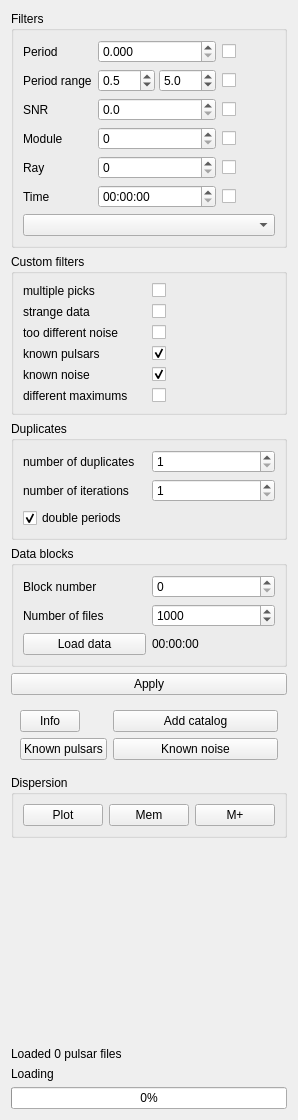
First picture: the form in src/analytics.ui, repository vtyulb/BSA-Analytics, before the edit.
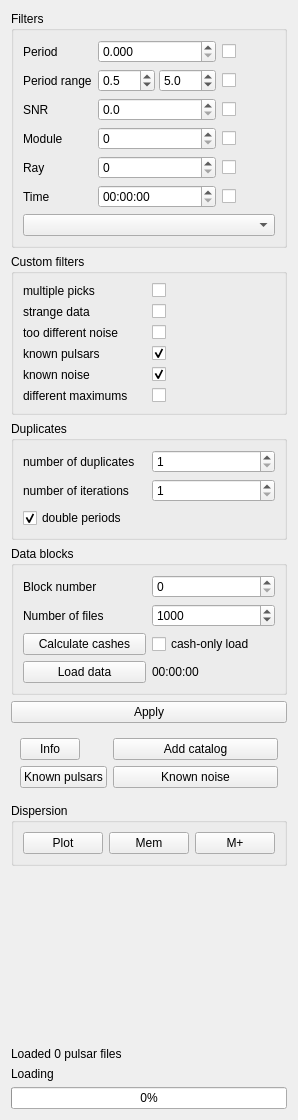
Second picture: the form after the edit.

Commit message: white cash

```diff
--- a/src/analytics.ui
+++ b/src/analytics.ui
@@ -373,14 +373,14 @@
         </property>
        </widget>
       </item>
-      <item row="2" column="0">
+      <item row="3" column="0">
        <widget class="QPushButton" name="fourierLoad">
         <property name="text">
          <string>Load data</string>
         </property>
        </widget>
       </item>
-      <item row="2" column="1">
+      <item row="3" column="1">
        <widget class="QLabel" name="fourierTime">
         <property name="text">
          <string>00:00:00</string>
@@ -404,6 +404,20 @@
         </property>
        </widget>
       </item>
+      <item row="2" column="1">
+       <widget class="QCheckBox" name="fourierCashOnly">
+        <property name="text">
+         <string>cash-only load</string>
+        </property>
+       </widget>
+      </item>
+      <item row="2" column="0">
+       <widget class="QPushButton" name="fourierCalculateCashes">
+        <property name="text">
+         <string>Calculate cashes</string>
+        </property>
+       </widget>
+      </item>
      </layout>
     </widget>
    </item>
```
The commit also changes 9 other files.
